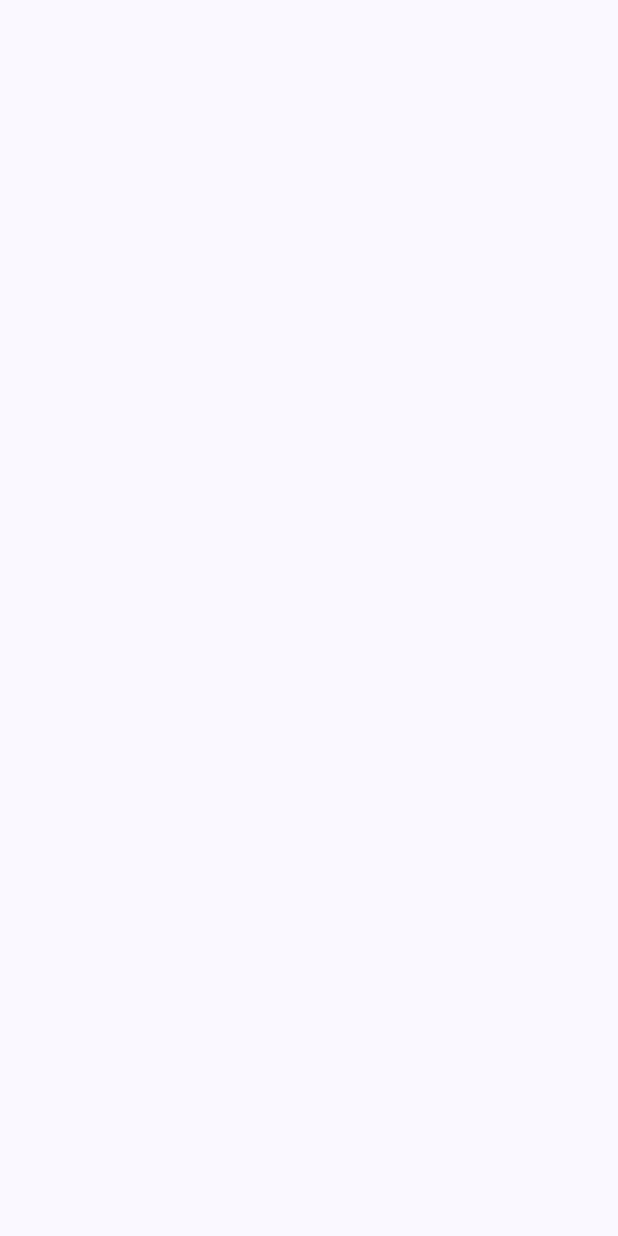
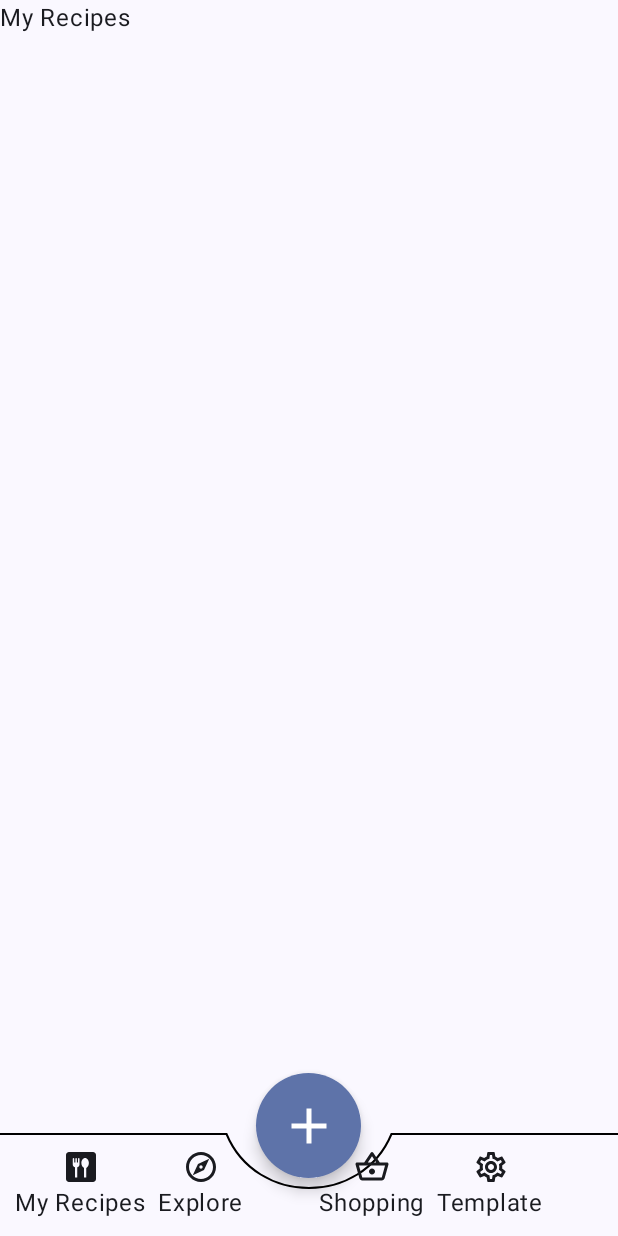
Before and after one commit to SerbanMarinescu/CookBook, an Android app built with Jetpack Compose: the screen it shows after launch (MainActivity), on a phone screen of 412 x 824 dp. Before the commit the screen is empty. Run offline under Robolectric (Android 15) with nearby library versions, the phone set to English and light mode, and no system bars.

Commit message:
Navigation Setup

```diff
--- a/app/build.gradle.kts
+++ b/app/build.gradle.kts
@@ -63,6 +63,9 @@ dependencies {
     // Coil
     implementation(libs.coil.compose)
 
+    // Icons Extended
+    implementation(libs.androidx.material.icons.extended)
+
     // Compose Navigation
     implementation(libs.androidx.navigation.compose)
 
--- a/app/src/main/java/com/example/cookbook/MainActivity.kt
+++ b/app/src/main/java/com/example/cookbook/MainActivity.kt
@@ -4,9 +4,10 @@ import android.os.Bundle
 import androidx.activity.ComponentActivity
 import androidx.activity.compose.setContent
 import androidx.activity.enableEdgeToEdge
-import androidx.compose.foundation.layout.fillMaxSize
-import androidx.compose.material3.Scaffold
-import androidx.compose.ui.Modifier
+import androidx.lifecycle.viewmodel.compose.viewModel
+import androidx.navigation.compose.rememberNavController
+import com.example.cookbook.navigation.Navigation
+import com.example.cookbook.navigation.NavigationViewModel
 import com.example.cookbook.ui.theme.CookBookTheme
 
 class MainActivity : ComponentActivity() {
@@ -15,11 +16,13 @@ class MainActivity : ComponentActivity() {
         enableEdgeToEdge()
         setContent {
             CookBookTheme {
-                Scaffold(
-                    modifier = Modifier.fillMaxSize()
-                ) { innerPadding ->
+                val navController = rememberNavController()
+                val viewModel = viewModel<NavigationViewModel>()
 
-                }
+                Navigation(
+                    navController = navController,
+                    viewModel = viewModel
+                )
             }
         }
     }
--- /dev/null
+++ b/app/src/main/java/com/example/cookbook/navigation/Navigation.kt
@@ -0,0 +1,86 @@
+package com.example.cookbook.navigation
+
+import androidx.compose.foundation.layout.fillMaxSize
+import androidx.compose.foundation.layout.offset
+import androidx.compose.foundation.layout.padding
+import androidx.compose.foundation.layout.size
+import androidx.compose.foundation.shape.CircleShape
+import androidx.compose.material.icons.Icons
+import androidx.compose.material.icons.filled.Add
+import androidx.compose.material3.FabPosition
+import androidx.compose.material3.FloatingActionButton
+import androidx.compose.material3.Icon
+import androidx.compose.material3.Scaffold
+import androidx.compose.material3.Text
+import androidx.compose.runtime.Composable
+import androidx.compose.ui.Modifier
+import androidx.compose.ui.unit.dp
+import androidx.navigation.NavHostController
+import androidx.navigation.compose.NavHost
+import androidx.navigation.compose.composable
+import com.example.cookbook.navigation.components.NotchedBottomBar
+
+@Composable
+fun Navigation(
+    navController: NavHostController,
+    viewModel: NavigationViewModel
+) {
+    Scaffold(
+        bottomBar = {
+            NotchedBottomBar(
+                fabSize = 70.dp,
+                menuOptions = viewModel.menuOptions,
+                selectedIndex = viewModel.selectedIndex,
+                itemSelected = {
+                    viewModel.onSelectedItem(it)
+                    when(it) {
+                        0 -> navController.navigate(RecipesScreenRoute)
+                        1 -> navController.navigate(ExploreRecipesScreenRoute)
+                        2 -> navController.navigate(ShoppingScreenRoute)
+                        3 -> navController.navigate(TemplateScreenRoute)
+                    }
+                }
+            )
+        },
+        floatingActionButton = {
+            FloatingActionButton(
+                onClick = {
+
+                },
+                shape = CircleShape,
+                modifier = Modifier
+                    .size(70.dp)
+                    .offset(y = 45.dp)
+            ) {
+                Icon(
+                    imageVector = Icons.Default.Add,
+                    contentDescription = null,
+                    modifier = Modifier.size(40.dp)
+                )
+            }
+        },
+        floatingActionButtonPosition = FabPosition.Center,
+        modifier = Modifier.fillMaxSize()
+    ) { innerPadding ->
+        NavHost(
+            navController = navController,
+            startDestination = RecipesScreenRoute,
+            modifier = Modifier
+                .fillMaxSize()
+                .padding(innerPadding)
+        ) {
+            composable<RecipesScreenRoute> {
+                Text("My Recipes")
+            }
+            composable<ExploreRecipesScreenRoute> {
+                Text("Explore")
+            }
+            composable<ShoppingScreenRoute> {
+                Text("Shopping")
+            }
+            composable<TemplateScreenRoute> {
+                Text("Template")
+            }
+        }
+    }
+}
--- /dev/null
+++ b/app/src/main/java/com/example/cookbook/navigation/NavigationViewModel.kt
@@ -0,0 +1,49 @@
+package com.example.cookbook.navigation
+
+import androidx.compose.material.icons.Icons
+import androidx.compose.material.icons.filled.Dining
+import androidx.compose.material.icons.filled.Explore
+import androidx.compose.material.icons.filled.Settings
+import androidx.compose.material.icons.filled.ShoppingBasket
+import androidx.compose.material.icons.outlined.Dining
+import androidx.compose.material.icons.outlined.Explore
+import androidx.compose.material.icons.outlined.Settings
+import androidx.compose.material.icons.outlined.ShoppingBasket
+import androidx.compose.runtime.getValue
+import androidx.compose.runtime.mutableIntStateOf
+import androidx.compose.runtime.setValue
+import androidx.lifecycle.ViewModel
+import com.example.cookbook.navigation.util.MenuItem
+
+class NavigationViewModel: ViewModel() {
+
+    val menuOptions = listOf(
+        MenuItem(
+            selectedIcon = Icons.Default.Dining,
+            unselectedIcon = Icons.Outlined.Dining,
+            label = "My Recipes"
+        ),
+        MenuItem(
+            selectedIcon = Icons.Default.Explore,
+            unselectedIcon = Icons.Outlined.Explore,
+            label = "Explore"
+        ),
+        MenuItem(
+            selectedIcon = Icons.Default.ShoppingBasket,
+            unselectedIcon = Icons.Outlined.ShoppingBasket,
+            label = "Shopping"
+        ),
+        MenuItem(
+            selectedIcon = Icons.Default.Settings,
+            unselectedIcon = Icons.Outlined.Settings,
+            label = "Template"
+        )
+    )
+
+    var selectedIndex by mutableIntStateOf(0)
+        private set
+
+    fun onSelectedItem(index: Int) {
+        selectedIndex = index
+    }
+}
--- /dev/null
+++ b/app/src/main/java/com/example/cookbook/navigation/ScreenRoutes.kt
@@ -0,0 +1,18 @@
+package com.example.cookbook.navigation
+
+import kotlinx.serialization.Serializable
+
+@Serializable
+data object RecipesScreenRoute
+
+@Serializable
+data object AddRecipeScreenRoute
+
+@Serializable
+data object ExploreRecipesScreenRoute
+
+@Serializable
+data object ShoppingScreenRoute
+
+@Serializable
+data object TemplateScreenRoute
--- /dev/null
+++ b/app/src/main/java/com/example/cookbook/navigation/components/BottomMenuItem.kt
@@ -0,0 +1,34 @@
+package com.example.cookbook.navigation.components
+
+import androidx.compose.foundation.clickable
+import androidx.compose.foundation.interaction.MutableInteractionSource
+import androidx.compose.foundation.layout.Column
+import androidx.compose.material3.Icon
+import androidx.compose.material3.Text
+import androidx.compose.runtime.Composable
+import androidx.compose.runtime.remember
+import androidx.compose.ui.Alignment
+import androidx.compose.ui.Modifier
+import androidx.compose.ui.graphics.vector.ImageVector
+
+@Composable
+fun BottomMenuItem(
+    icon: ImageVector,
+    text: String,
+    onClick: () -> Unit
+) {
+    Column(
+        horizontalAlignment = Alignment.CenterHorizontally,
+        modifier = Modifier.clickable(interactionSource = remember { MutableInteractionSource() }, indication = null) {
+            onClick()
+        }
+    ) {
+        Icon(
+            imageVector = icon,
+            contentDescription = null
+            )
+        Text(
+            text = text
+        )
+    }
+}
--- /dev/null
+++ b/app/src/main/java/com/example/cookbook/navigation/components/NotchedBottomBar.kt
@@ -0,0 +1,93 @@
+package com.example.cookbook.navigation.components
+
+import androidx.compose.foundation.Canvas
+import androidx.compose.foundation.layout.Box
+import androidx.compose.foundation.layout.Row
+import androidx.compose.foundation.layout.Spacer
+import androidx.compose.foundation.layout.WindowInsets
+import androidx.compose.foundation.layout.WindowInsetsSides
+import androidx.compose.foundation.layout.fillMaxWidth
+import androidx.compose.foundation.layout.navigationBars
+import androidx.compose.foundation.layout.only
+import androidx.compose.foundation.layout.padding
+import androidx.compose.foundation.layout.width
+import androidx.compose.foundation.layout.windowInsetsPadding
+import androidx.compose.runtime.Composable
+import androidx.compose.ui.Modifier
+import androidx.compose.ui.graphics.Color
+import androidx.compose.ui.graphics.Path
+import androidx.compose.ui.graphics.drawscope.Stroke
+import androidx.compose.ui.unit.Dp
+import androidx.compose.ui.unit.dp
+import com.example.cookbook.navigation.util.MenuItem
+
+@Composable
+fun NotchedBottomBar(
+    fabSize: Dp,
+    menuOptions: List<MenuItem>,
+    selectedIndex: Int,
+    itemSelected: (Int) -> Unit
+) {
+    Box(
+        modifier = Modifier
+            .fillMaxWidth()
+            .windowInsetsPadding(
+                WindowInsets.navigationBars.only(
+                    sides = WindowInsetsSides.Bottom
+                )
+            )
+    ) {
+        Canvas(
+            modifier = Modifier.matchParentSize()
+        ) {
+            val fabSizePx = fabSize.toPx()
+
+            val path = Path().apply {
+                moveTo(0f, 0f)
+                lineTo(
+                    x = size.width / 2f - fabSizePx / 2f - 30f,
+                    y = 0f
+                )
+                cubicTo(
+                    x1 = size.width / 2f - fabSizePx / 2f,
+                    y1 = size.height / 2f + fabSizePx / 5f,
+                    x2 = size.width / 2f + fabSizePx / 2f,
+                    y2 = size.height / 2f + fabSizePx / 5f,
+                    x3 = size.width / 2f + fabSizePx / 2f + 30f,
+                    y3 = 0f
+                )
+                lineTo(
+                    x = size.width,
+                    y = 0f
+                )
+            }
+
+            drawPath(
+                path = path,
+                color = Color.Black,
+                style = Stroke(width = 2f)
+            )
+        }
+        Row(
+            modifier = Modifier
+                .fillMaxWidth()
+                .padding(10.dp)
+        ) {
+            menuOptions.forEachIndexed { index, menuItem ->
+                BottomMenuItem(
+                    icon = if(selectedIndex == index) menuItem.selectedIcon else menuItem.unselectedIcon,
+                    text = menuItem.label,
+                    onClick = {
+                        itemSelected(index)
+                    }
+                )
+                if(index == 0 || index == 2) {
+                    Spacer(Modifier.width(8.dp))
+                }
+                if(index == 1) {
+                    Spacer(Modifier.width(50.dp))
+                }
+            }
+        }
+    }
+}
--- /dev/null
+++ b/app/src/main/java/com/example/cookbook/navigation/util/MenuItem.kt
@@ -0,0 +1,9 @@
+package com.example.cookbook.navigation.util
+
+import androidx.compose.ui.graphics.vector.ImageVector
+
+data class MenuItem(
+    val selectedIcon: ImageVector,
+    val unselectedIcon: ImageVector,
+    val label: String
+)
--- a/gradle/libs.versions.toml
+++ b/gradle/libs.versions.toml
@@ -14,6 +14,7 @@ lifecycleRuntimeKtx = "2.6.1"
 activityCompose = "1.8.0"
 composeBom = "2024.09.00"
 loggingInterceptor = "5.0.0-alpha.2"
+materialIconsExtended = "1.7.8"
 moshiKotlin = "1.14.0"
 moshiKotlinCodegen = "1.14.0"
 navigationCompose = "2.8.9"
@@ -27,6 +28,7 @@ kotlinxSerialization = "1.8.0"
 androidx-core-ktx = { group = "androidx.core", name = "core-ktx", version.ref = "coreKtx" }
 androidx-hilt-navigation-compose = { module = "androidx.hilt:hilt-navigation-compose", version.ref = "hiltNavigationCompose" }
 androidx-lifecycle-runtime-compose = { module = "androidx.lifecycle:lifecycle-runtime-compose", version.ref = "lifecycleRuntimeCompose" }
+androidx-material-icons-extended = { module = "androidx.compose.material:material-icons-extended", version.ref = "materialIconsExtended" }
 androidx-navigation-compose = { module = "androidx.navigation:navigation-compose", version.ref = "navigationCompose" }
 androidx-room-compiler = { module = "androidx.room:room-compiler", version.ref = "roomRuntime" }
 androidx-room-ktx = { module = "androidx.room:room-ktx", version.ref = "roomRuntime" }
```
